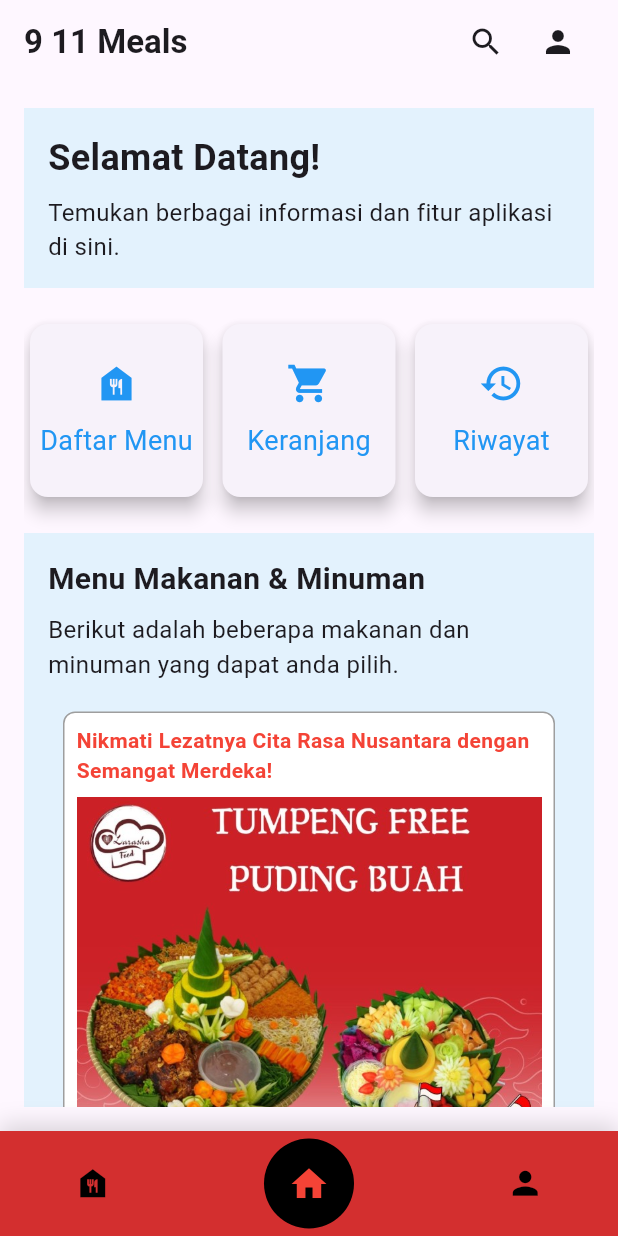
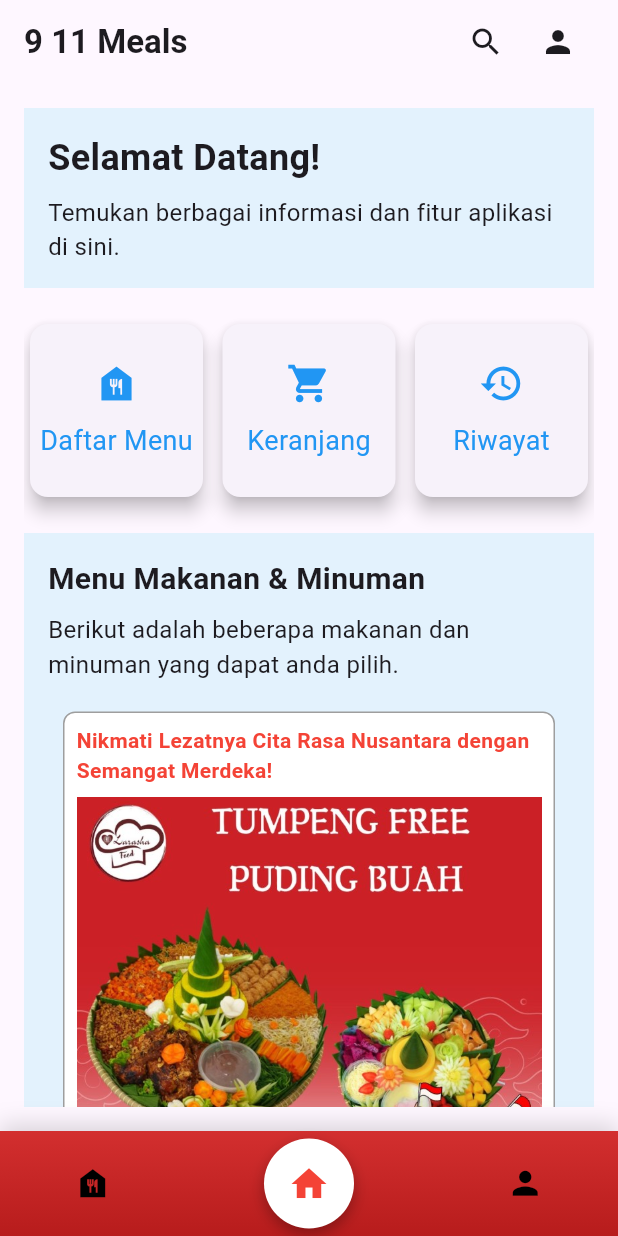
Before and after one commit to roland-pixel/tugas_akhir_pemesanan_makanan, a Flutter app: the MainScreen screen opened directly, on a phone screen of 412 x 824 dp. Run offline on Flutter 3.47's test engine with Material 3 defaults, Android fonts, the phone set to English and light mode, and no system bars; our stand-ins replace lottie.

Commit message:
sedikit update

```diff
--- a/lib/submain.dart
+++ b/lib/submain.dart
@@ -67,47 +67,33 @@ class CustomBottomNavBar extends StatelessWidget {
       height: 70,
       padding: const EdgeInsets.symmetric(vertical: 5),
       decoration: BoxDecoration(
-        color: const Color(0xFFD32F2F), // Warna utama navbar menjadi merah
+        gradient: LinearGradient(
+          colors: [Color(0xFFD32F2F), Color(0xFFB71C1C)], // Gradient background
+          begin: Alignment.topCenter,
+          end: Alignment.bottomCenter,
+        ),
         boxShadow: [
           BoxShadow(
             color: Colors.black.withOpacity(0.15),
             blurRadius: 12,
-            offset: Offset(0, -4), // Bayangan lebih besar
+            offset: const Offset(0, -4),
           ),
         ],
-        // borderRadius: const BorderRadius.only(
-        //   topLeft: Radius.circular(20),
-        //   topRight: Radius.circular(20),
-        // ), // Sudut melingkar
+        // Rounded top corners
       ),
       child: Row(
         mainAxisAlignment: MainAxisAlignment.spaceAround,
         children: [
-          _buildNavItem(
-            icon: Icons.food_bank,
-            index: 0,
-            isSelected: currentIndex == 0,
-          ),
-          _buildHomeNavItem(
-            icon: Icons.home,
-            index: 1,
-            isSelected: currentIndex == 1,
-          ),
-          _buildNavItem(
-            icon: Icons.person,
-            index: 2,
-            isSelected: currentIndex == 2,
-          ),
+          _buildNavItem(icon: Icons.food_bank, index: 0),
+          _buildHomeNavItem(icon: Icons.home, index: 1),
+          _buildNavItem(icon: Icons.person, index: 2),
         ],
       ),
     );
   }
 
-  Widget _buildNavItem({
-    required IconData icon,
-    required int index,
-    required bool isSelected,
-  }) {
+  Widget _buildNavItem({required IconData icon, required int index}) {
+    final isSelected = currentIndex == index;
     return Flexible(
       child: GestureDetector(
         onTap: () => onItemSelected(index),
@@ -121,35 +107,45 @@ class CustomBottomNavBar extends StatelessWidget {
           ),
           child: Icon(
             icon,
-            size: isSelected ? 30 : 25, // Ukuran ikon aktif lebih besar
-            color: isSelected ? Colors.white : Colors.black, // Warna aktif
+            size: isSelected ? 30 : 25,
+            color: isSelected ? Colors.white : Colors.black,
           ),
         ),
       ),
     );
   }
 
-  Widget _buildHomeNavItem({
-    required IconData icon,
-    required int index,
-    required bool isSelected,
-  }) {
+  Widget _buildHomeNavItem({required IconData icon, required int index}) {
+    final isSelected = currentIndex == index;
     return Flexible(
       child: GestureDetector(
         onTap: () => onItemSelected(index),
         child: Container(
-          height: 70, // Sesuaikan dengan tinggi navbar
-          width: 70, // Sesuaikan dengan lebar navbar
+          height: 70,
+          width: 70,
           decoration: BoxDecoration(
             shape: BoxShape.circle,
-            color: Colors.black,
+            color: isSelected
+                ? Colors.white
+                : Colors.black, // Change color based on selection
+            boxShadow: isSelected
+                ? [
+                    BoxShadow(
+                      color: Colors.black.withOpacity(0.3),
+                      blurRadius: 8,
+                      offset: const Offset(0, 4),
+                    ),
+                  ]
+                : null,
           ),
           child: AnimatedContainer(
             duration: const Duration(milliseconds: 200),
             child: Icon(
               icon,
-              size: isSelected ? 28 : 24, // Ukuran ikon aktif lebih besar
-              color: Colors.red, // Warna ikon tetap putih
+              size: isSelected ? 28 : 24,
+              color: isSelected
+                  ? Colors.red
+                  : Colors.white, // Change icon color based on selection
             ),
           ),
         ),
```
Also changed, not shown: 2 other files.
